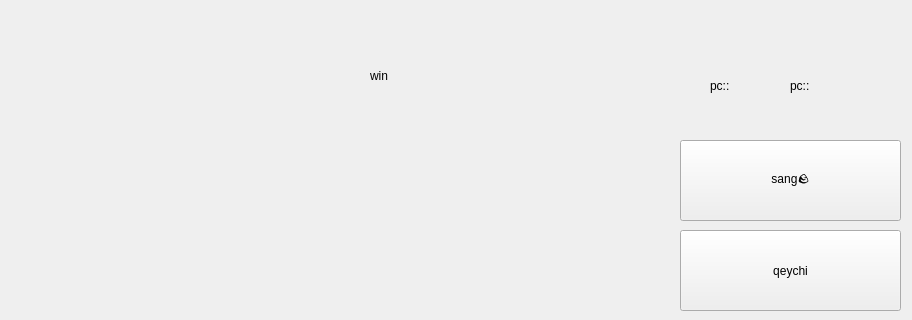
Qt form UI/normal_game.ui (mehdisheyxi/rock_paper_game) before a commit; both pictures show x 0 to 912 and y 0 to 320 of the 912 by 536 pixel window.
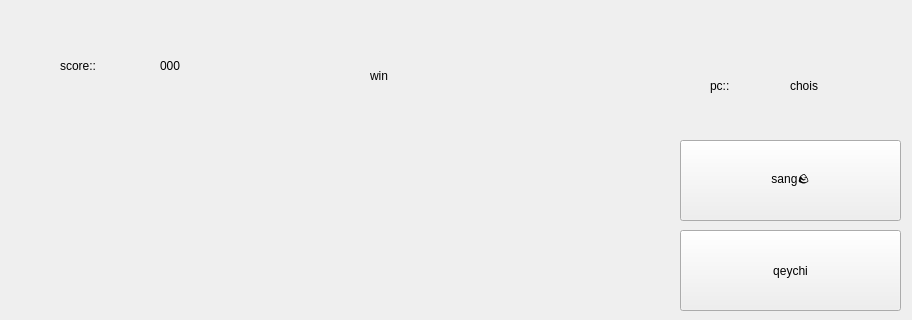
The same form after that commit.

Commit message: add Score in game

The edit to the form file:
```diff
--- a/UI/normal_game.ui
+++ b/UI/normal_game.ui
@@ -125,7 +125,39 @@
     <string notr="true">font: 16pt &quot;MS Shell Dlg 2&quot;;</string>
    </property>
    <property name="text">
-    <string>pc::</string>
+    <string>chois</string>
+   </property>
+  </widget>
+  <widget class="QLabel" name="label_3">
+   <property name="geometry">
+    <rect>
+     <x>60</x>
+     <y>50</y>
+     <width>81</width>
+     <height>31</height>
+    </rect>
+   </property>
+   <property name="styleSheet">
+    <string notr="true">font: 16pt &quot;MS Shell Dlg 2&quot;;</string>
+   </property>
+   <property name="text">
+    <string>score::</string>
+   </property>
+  </widget>
+  <widget class="QLabel" name="label_4">
+   <property name="geometry">
+    <rect>
+     <x>160</x>
+     <y>50</y>
+     <width>61</width>
+     <height>31</height>
+    </rect>
+   </property>
+   <property name="styleSheet">
+    <string notr="true">font: 16pt &quot;MS Shell Dlg 2&quot;;</string>
+   </property>
+   <property name="text">
+    <string>000</string>
    </property>
   </widget>
  </widget>
```
The commit also changes 2 other files.
